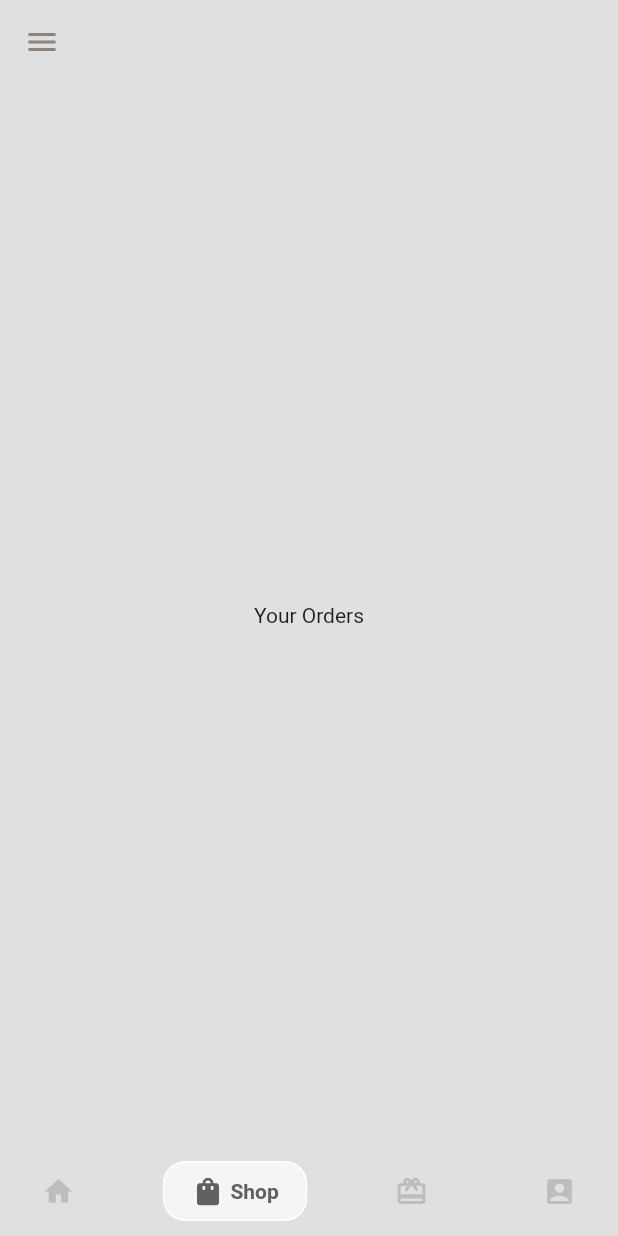
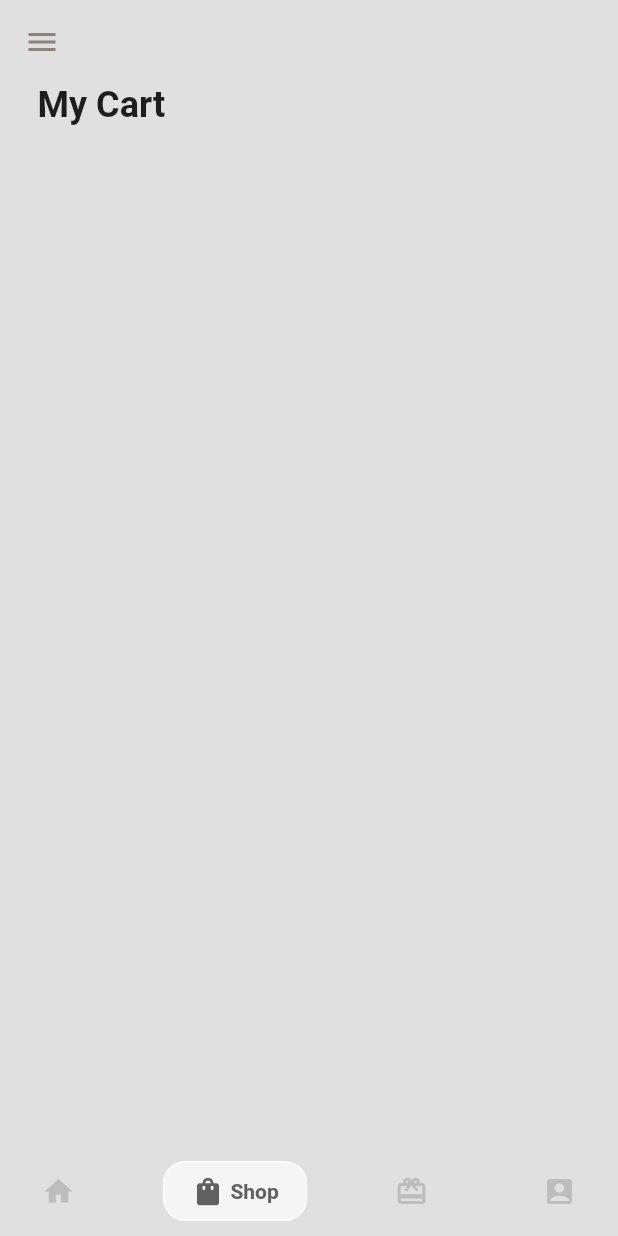
Before and after one commit to kevinogunlowo/Nike-Store, a Flutter app: the HomePage screen opened directly, item 2 of the bottom bar chosen, on a phone screen of 412 x 824 dp. Run offline on Flutter 3.47's test engine with Material 2 defaults, Android fonts, the phone set to English and light mode, and no system bars; drawn by our look-alikes of google_nav_bar; our stand-ins replace google_fonts.

Commit message:
update	new file:   lib/models/cart_item.dart

```diff
--- a/lib/models/cart.dart
+++ b/lib/models/cart.dart
@@ -1,6 +1,7 @@
 import 'package:ecommerce/models/shoe.dart';
+import 'package:flutter/material.dart';
 
-class Cart {
+class Cart extends ChangeNotifier {
   // list of shoes for sale
   List<Shoe> shoeShop = [
     Shoe(
@@ -54,12 +55,26 @@ class Cart {
   ];
 
   //list of items in user cart
-
+  List<Shoe> userCart = [];
   //get list of shoes for sale
+  List<Shoe> getShoeList() {
+    return shoeShop;
+  }
 
   //get cart
+  List<Shoe> getUserCart() {
+    return userCart;
+  }
 
-  //add items to cart
+  //method to add items to cart'
+  void addItemToCart(Shoe shoe) {
+    userCart.add(shoe);
+    notifyListeners(); // used anytime the state is updated
+  }
 
-  //remove items from cart
+  //method to remove items from cart
+  void removeItemFromCart(Shoe shoe) {
+    userCart.remove(shoe);
+    notifyListeners(); // used anytime the state is updated
+  }
 }
--- a/lib/screens/cart_page.dart
+++ b/lib/screens/cart_page.dart
@@ -1,7 +1,12 @@
+import 'package:ecommerce/models/shoe.dart';
 import 'package:flutter/material.dart';
+import 'package:provider/provider.dart';
+
+import '../models/cart.dart';
+import '../models/cart_item.dart';
 
 class CartScreen extends StatefulWidget {
-  const CartScreen({super.key});
+  CartScreen({super.key});
 
   @override
   State<CartScreen> createState() => _CartScreenState();
@@ -10,8 +15,39 @@ class CartScreen extends StatefulWidget {
 class _CartScreenState extends State<CartScreen> {
   @override
   Widget build(BuildContext context) {
-    return Center(
-      child: Text('Your Orders'),
+    return Consumer<Cart>(
+      builder: (context, value, child) => Padding(
+        padding: EdgeInsets.symmetric(horizontal: 25.0),
+        child: Column(
+          crossAxisAlignment: CrossAxisAlignment.start,
+          children: [
+            //heading
+            const Text(
+              'My Cart',
+              style: TextStyle(
+                fontWeight: FontWeight.bold,
+                fontSize: 24,
+              ),
+            ),
+            const SizedBox(
+              height: 10,
+            ),
+
+            Expanded(
+              child: ListView.builder(
+                itemCount: value.getUserCart().length,
+                itemBuilder: (context, index) {
+                  //get individual shoe
+                  Shoe individualShoe = value.getUserCart()[index];
+
+                  //return the cart item
+                  return CartItem(shoe: individualShoe);
+                },
+              ),
+            )
+          ],
+        ),
+      ),
     );
   }
 }
--- a/lib/screens/home_page.dart
+++ b/lib/screens/home_page.dart
@@ -35,7 +35,7 @@ class _HomePageState extends State<HomePage> {
 
     //cart page
 
-    const CartScreen(),
+    CartScreen(),
 
     //card page
 
```
Also changed, not shown: lib/components/shoe_tile.dart (+17 -5 lines), lib/main.dart (+8 -3 lines), lib/models/cart_item.dart (added, +36 -0 lines), lib/screens/shop_page.dart (+40 -23 lines), pubspec.yaml (+4 -6 lines), pubspec.lock.
